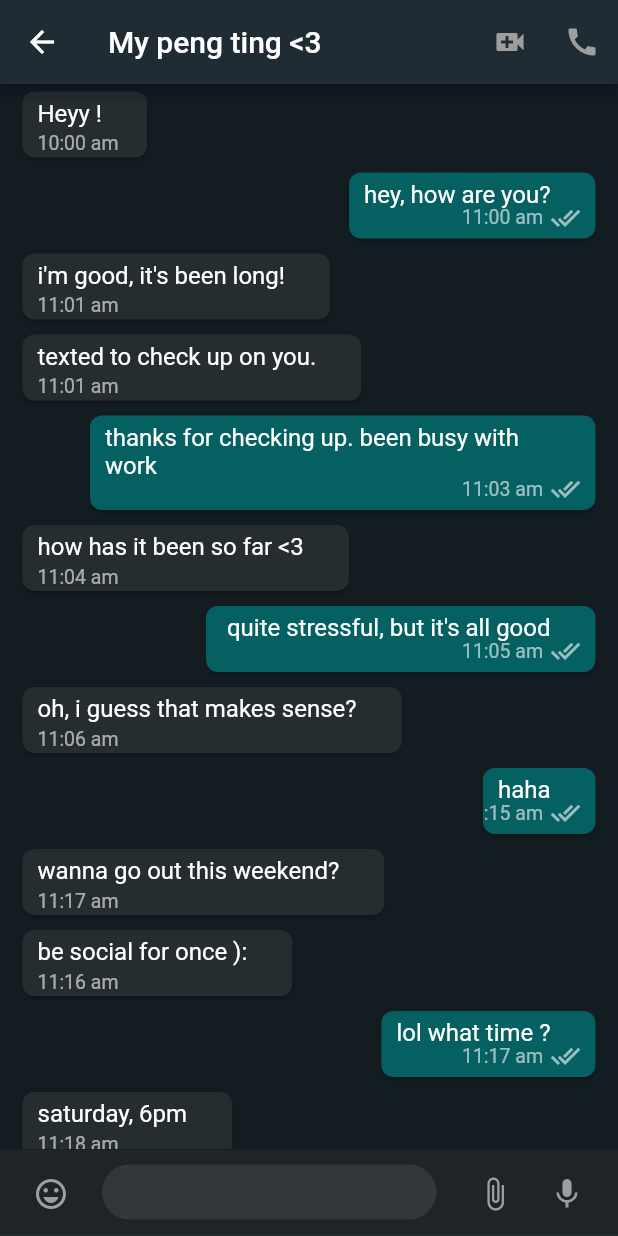
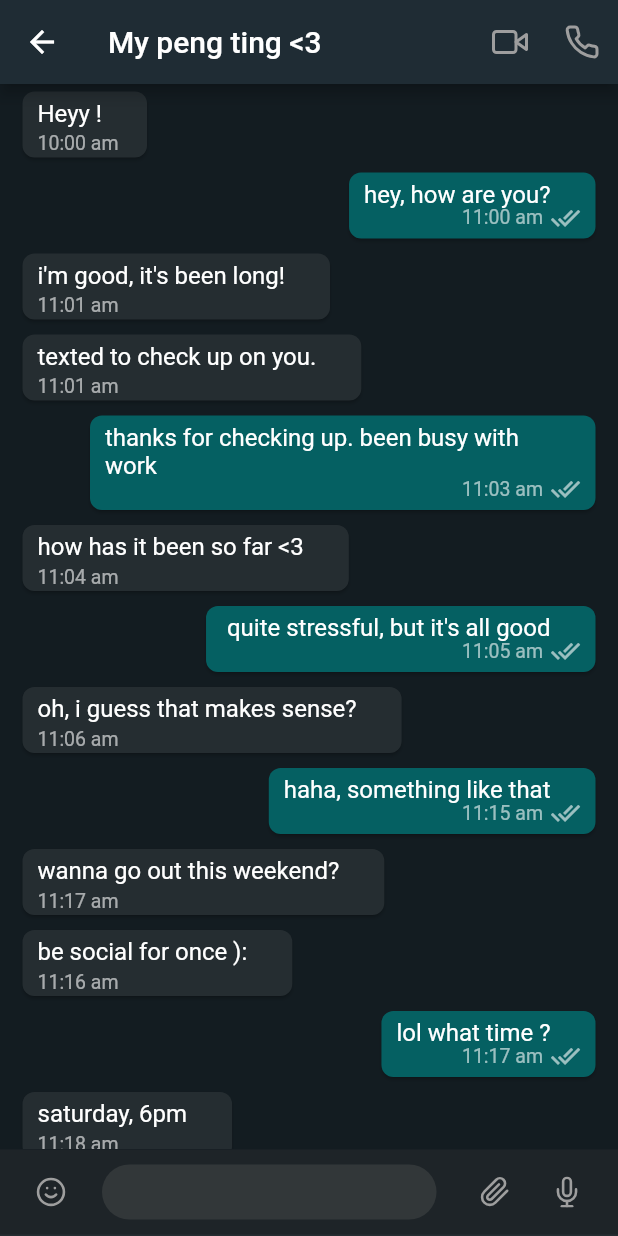
Before and after one commit to metatony/whatsapp-ui, a Flutter app: the WebScreenLayout screen opened directly, after a tap on "My peng ting <3", on a phone screen of 412 x 824 dp. Run offline on Flutter 3.47's test engine with Material 2 defaults, Android fonts, the phone set to English and light mode, and no system bars; our stand-ins replace device_preview, flutter_feather_icons; network calls fail.

Commit message:
changed icons

```diff
--- a/lib/info.dart
+++ b/lib/info.dart
@@ -4,70 +4,70 @@ const info = [
     'message': 'Hey !',
     'time': '3:53 pm',
     'profilePic':
-        'https://upload.wikimedia.org/wikipedia/commons/8/85/Elon_Musk_Royal_Society_%28crop1%29.jpg',
+        'https://images.unsplash.com/photo-1494790108377-be9c29b29330?ixlib=rb-4.0.3&ixid=MnwxMjA3fDB8MHxzZWFyY2h8M3x8cHJvZmlsZSUyMGltYWdlfGVufDB8fDB8fA%3D%3D&auto=format&fit=crop&w=1000&q=60',
   },
   {
     'name': 'Big shaq',
     'message': 'Man don\'t dance',
     'time': '2:25 pm',
     'profilePic':
-        'https://www.socialketchup.in/wp-content/uploads/2020/05/fi-vill-JOHN-DOE.jpg',
+        'https://images.unsplash.com/photo-1517598024396-46c53fb391a1?ixlib=rb-4.0.3&ixid=MnwxMjA3fDB8MHxzZWFyY2h8NzF8fHByb2ZpbGUlMjBpbWFnZXxlbnwwfHwwfHw%3D&auto=format&fit=crop&w=500&q=60',
   },
   {
     'name': 'Hugo Patt',
     'message': 'Yo broo, dat\'s sum big man ting !',
     'time': '1:03 pm',
     'profilePic':
-        'https://media.cntraveler.com/photos/60596b398f4452dac88c59f8/16:9/w_3999,h_2249,c_limit/MtFuji-GettyImages-959111140.jpg',
+        'https://images.unsplash.com/photo-1519085360753-af0119f7cbe7?ixlib=rb-4.0.3&ixid=MnwxMjA3fDB8MHxzZWFyY2h8MjB8fHByb2ZpbGUlMjBpbWFnZXxlbnwwfHwwfHw%3D&auto=format&fit=crop&w=1000&q=60',
   },
   {
     'name': 'PM',
     'message': 'you might decline',
     'time': '12:06 pm',
     'profilePic':
-        'https://pbs.twimg.com/profile_images/1419974913260232732/Cy_CUavB.jpg',
+        'https://images.unsplash.com/photo-1617975251517-b90ff061b52e?ixlib=rb-4.0.3&ixid=MnwxMjA3fDB8MHxzZWFyY2h8MTV8fHByb2ZpbGUlMjBpbWFnZXxlbnwwfHwwfHw%3D&auto=format&fit=crop&w=1000&q=60',
   },
   {
     'name': 'Lil sis',
     'message': 'Where did you see them',
     'time': '10:00 am',
     'profilePic':
-        'https://uploads.dailydot.com/2018/10/olli-the-polite-cat.jpg?auto=compress%2Cformat&ixlib=php-3.3.0',
+        'https://images.unsplash.com/photo-1524250502761-1ac6f2e30d43?ixlib=rb-4.0.3&ixid=MnwxMjA3fDB8MHxzZWFyY2h8MjN8fHByb2ZpbGUlMjBpbWFnZXxlbnwwfHwwfHw%3D&auto=format&fit=crop&w=1000&q=60',
   },
   {
     'name': 'Ronny',
     'message': 'The voice is top tier',
     'time': '9:53 am',
     'profilePic':
-        'https://images.unsplash.com/photo-1500648767791-00dcc994a43e?ixlib=rb-1.2.1&ixid=MnwxMjA3fDB8MHxzZWFyY2h8Mnx8cmFuZG9tJTIwcGVvcGxlfGVufDB8fDB8fA%3D%3D&auto=format&fit=crop&w=900&q=60',
+        'https://images.unsplash.com/photo-1472099645785-5658abf4ff4e?ixlib=rb-4.0.3&ixid=MnwxMjA3fDB8MHxzZWFyY2h8NzB8fHByb2ZpbGUlMjBpbWFnZXxlbnwwfHwwfHw%3D&auto=format&fit=crop&w=1000&q=60',
   },
   {
     'name': 'Kent',
     'message': 'Any luck with the findings',
     'time': '7:25 am',
     'profilePic':
-        'https://images.unsplash.com/photo-1506794778202-cad84cf45f1d?ixlib=rb-1.2.1&ixid=MnwxMjA3fDB8MHxzZWFyY2h8NXx8cmFuZG9tJTIwcGVvcGxlfGVufDB8fDB8fA%3D%3D&auto=format&fit=crop&w=900&q=60',
+        'https://images.unsplash.com/photo-1669475535925-a011d7c31d45?ixlib=rb-4.0.3&ixid=MnwxMjA3fDB8MHxzZWFyY2h8ODJ8fHByb2ZpbGUlMjBpbWFnZXxlbnwwfHwwfHw%3D&auto=format&fit=crop&w=1000&q=60',
   },
   {
     'name': 'Jane',
     'message': 'Alright',
     'time': '6:02 am',
     'profilePic':
-        'https://images.unsplash.com/photo-1507003211169-0a1dd7228f2d?ixlib=rb-1.2.1&ixid=MnwxMjA3fDB8MHxzZWFyY2h8M3x8cmFuZG9tJTIwcGVvcGxlfGVufDB8fDB8fA%3D%3D&auto=format&fit=crop&w=900&q=60',
+        'https://images.unsplash.com/photo-1619996107119-31de3403d467?ixlib=rb-4.0.3&ixid=MnwxMjA3fDB8MHxzZWFyY2h8Nzd8fHByb2ZpbGUlMjBpbWFnZXxlbnwwfHwwfHw%3D&auto=format&fit=crop&w=1000&q=60',
   },
   {
     'name': 'Jury',
     'message': 'sup buddy',
     'time': '4:56 am',
     'profilePic':
-        'https://images.unsplash.com/photo-1619194617062-5a61b9c6a049?ixlib=rb-1.2.1&ixid=MnwxMjA3fDB8MHxzZWFyY2h8MTB8fHJhbmRvbSUyMHBlb3BsZXxlbnwwfHwwfHw%3D&auto=format&fit=crop&w=900&q=60',
+        'https://images.unsplash.com/photo-1666386827887-5f9bb9bd2e01?ixlib=rb-4.0.3&ixid=MnwxMjA3fDB8MHxzZWFyY2h8ODR8fHByb2ZpbGUlMjBpbWFnZXxlbnwwfHwwfHw%3D&auto=format&fit=crop&w=1000&q=60',
   },
   {
     'name': 'Dave Junior dev',
     'message': 'pls help me review',
     'time': '1:00 am',
     'profilePic':
-        'https://images.unsplash.com/photo-1539571696357-5a69c17a67c6?ixlib=rb-1.2.1&ixid=MnwxMjA3fDB8MHxzZWFyY2h8NHx8cmFuZG9tJTIwcGVvcGxlfGVufDB8fDB8fA%3D%3D&auto=format&fit=crop&w=900&q=60',
+        'https://images.unsplash.com/photo-1674094170431-000e0edbc342?ixlib=rb-4.0.3&ixid=MnwxMjA3fDB8MHxzZWFyY2h8MTAwfHxwcm9maWxlJTIwaW1hZ2V8ZW58MHx8MHx8&auto=format&fit=crop&w=1000&q=60',
   },
 ];
 
@@ -98,7 +98,7 @@ const messages = [
   },
   {
     "isMe": true,
-    "text": "haha",
+    "text": "haha, something like that",
     "time": "11:15 am",
   },
 
--- a/lib/screens/mobile_screen_layout.dart
+++ b/lib/screens/mobile_screen_layout.dart
@@ -1,6 +1,7 @@
 import 'package:flutter/material.dart';
 import 'package:whatsappclone/colors.dart';
 import 'package:whatsappclone/widgets/contact_list.dart';
+import "package:flutter_feather_icons/flutter_feather_icons.dart";
 
 class MobileScreenLayout extends StatelessWidget {
   const MobileScreenLayout({super.key});
@@ -26,13 +27,13 @@ class MobileScreenLayout extends StatelessWidget {
             IconButton(
                 onPressed: () {},
                 icon: const Icon(
-                  Icons.search,
+                  FeatherIcons.search,
                   color: Colors.grey,
                 )),
             IconButton(
                 onPressed: () {},
                 icon: const Icon(
-                  Icons.more_vert,
+                  FeatherIcons.moreVertical,
                   color: Colors.grey,
                 )),
           ],
--- a/lib/screens/web_screen_layout.dart
+++ b/lib/screens/web_screen_layout.dart
@@ -4,6 +4,8 @@ import 'package:whatsappclone/widgets/chat_list.dart';
 import 'package:whatsappclone/widgets/contact_list.dart';
 import 'package:whatsappclone/widgets/web_profile_bar.dart';
 import 'package:whatsappclone/widgets/web_search_bar.dart';
+import "package:flutter_feather_icons/flutter_feather_icons.dart";
+
 
 import '../widgets/web_chat_appbar.dart';
 
@@ -62,12 +64,12 @@ class WebScreenLayout extends StatelessWidget {
                   children: [
                     IconButton(
                       onPressed: () {},
-                      icon: const Icon(Icons.emoji_emotions_outlined),
+                      icon: const Icon(FeatherIcons.smile),
                       color: Colors.grey,
                     ),
                     IconButton(
                       onPressed: () {},
-                      icon: const Icon(Icons.attach_file),
+                      icon: const Icon(FeatherIcons.paperclip),
                       color: Colors.grey,
                     ),
                     Expanded(
@@ -91,7 +93,7 @@ class WebScreenLayout extends StatelessWidget {
                     ),
                     IconButton(
                       onPressed: () {},
-                      icon: const Icon(Icons.mic),
+                      icon: const Icon(FeatherIcons.mic),
                       color: Colors.grey,
                     ),
                   ],
--- a/lib/widgets/mobile_chat_screen.dart
+++ b/lib/widgets/mobile_chat_screen.dart
@@ -1,6 +1,8 @@
 import 'package:flutter/material.dart';
 import 'package:whatsappclone/colors.dart';
 import 'package:whatsappclone/widgets/chat_list.dart';
+import "package:flutter_feather_icons/flutter_feather_icons.dart";
+
 
 import '../info.dart';
 
@@ -17,12 +19,12 @@ class MobileChatScreen extends StatelessWidget {
         actions: [
           IconButton(
             onPressed: () {},
-            icon: const Icon(Icons.video_call),
+            icon: const Icon(FeatherIcons.video),
             color: Colors.grey,
           ),
           IconButton(
             onPressed: () {},
-            icon: const Icon(Icons.call),
+            icon: const Icon(FeatherIcons.phone),
             color: Colors.grey,
           ),
         ],
@@ -47,7 +49,7 @@ class MobileChatScreen extends StatelessWidget {
               children: [
                 IconButton(
                   onPressed: () {},
-                  icon: const Icon(Icons.emoji_emotions_outlined),
+                  icon: const Icon(FeatherIcons.smile),
                   color: Colors.grey,
                 ),
                 Expanded(
@@ -71,12 +73,12 @@ class MobileChatScreen extends StatelessWidget {
                 ),
                 IconButton(
                   onPressed: () {},
-                  icon: const Icon(Icons.attach_file),
+                  icon: const Icon(FeatherIcons.paperclip),
                   color: Colors.grey,
                 ),
                 IconButton(
                   onPressed: () {},
-                  icon: const Icon(Icons.mic),
+                  icon: const Icon(FeatherIcons.mic),
                   color: Colors.grey,
                 ),
               ],
--- a/lib/widgets/web_chat_appbar.dart
+++ b/lib/widgets/web_chat_appbar.dart
@@ -1,5 +1,6 @@
 import 'package:flutter/material.dart';
 import 'package:whatsappclone/colors.dart';
+import "package:flutter_feather_icons/flutter_feather_icons.dart";
 
 import '../info.dart';
 
@@ -33,14 +34,14 @@ class WebChatAppBar extends StatelessWidget {
           IconButton(
             onPressed: () {},
             icon: const Icon(
-              Icons.search,
+              FeatherIcons.search,
               color: Colors.grey,
             ),
           ),
           IconButton(
             onPressed: () {},
             icon: const Icon(
-              Icons.more_vert,
+              FeatherIcons.moreVertical,
               color: Colors.grey,
             ),
           ),
--- a/lib/widgets/web_profile_bar.dart
+++ b/lib/widgets/web_profile_bar.dart
@@ -1,5 +1,6 @@
 import 'package:flutter/material.dart';
 import 'package:whatsappclone/colors.dart';
+import "package:flutter_feather_icons/flutter_feather_icons.dart";
 
 class WebProfileBar extends StatelessWidget {
   const WebProfileBar({super.key});
@@ -28,14 +29,14 @@ class WebProfileBar extends StatelessWidget {
           IconButton(
             onPressed: () {},
             icon: const Icon(
-              Icons.comment,
+              FeatherIcons.messageCircle,
               color: Colors.grey,
             ),
           ),
           IconButton(
             onPressed: () {},
             icon: const Icon(
-              Icons.more_vert,
+              FeatherIcons.moreVertical,
               color: Colors.grey,
             ),
           ),
--- a/lib/widgets/web_search_bar.dart
+++ b/lib/widgets/web_search_bar.dart
@@ -1,5 +1,6 @@
 import 'package:flutter/material.dart';
 import 'package:whatsappclone/colors.dart';
+import "package:flutter_feather_icons/flutter_feather_icons.dart";
 
 class WebSearchBar extends StatelessWidget {
   const WebSearchBar({super.key});
@@ -24,7 +25,7 @@ class WebSearchBar extends StatelessWidget {
           prefixIcon: const Padding(
             padding: EdgeInsets.symmetric(horizontal: 20),
             child: Icon(
-              Icons.search,
+              FeatherIcons.search,
               size: 20,
             ),
           ),
--- a/pubspec.yaml
+++ b/pubspec.yaml
@@ -37,6 +37,7 @@ dependencies:
   # Use with the CupertinoIcons class for iOS style icons.
   cupertino_icons: ^1.0.2
   device_preview: ^1.1.0
+  flutter_feather_icons: ^2.0.0+1
 
 dev_dependencies:
   flutter_test:
```
Also changed, not shown: pubspec.lock.
